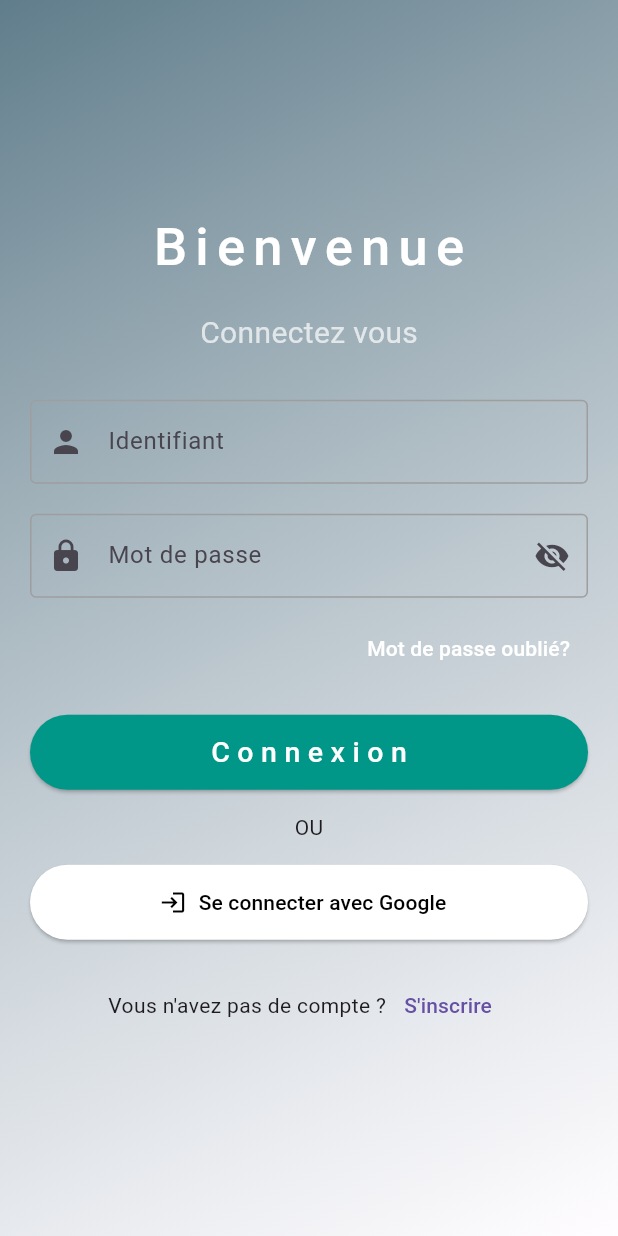
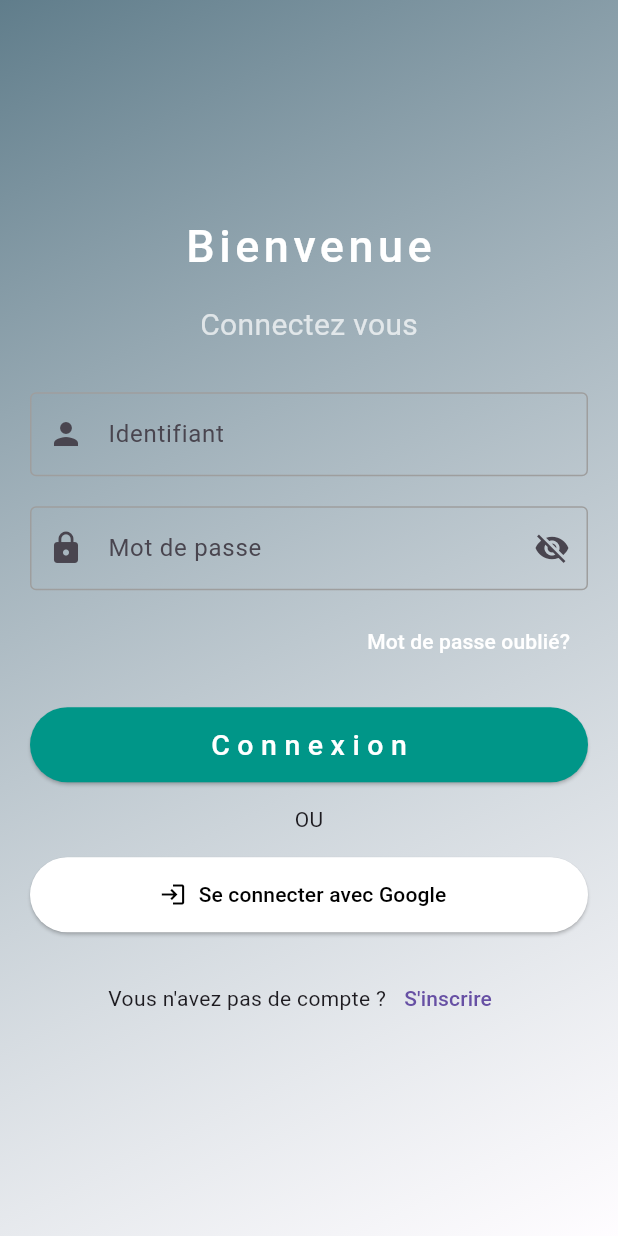
Before and after one commit to sassank/FlutterCoachApp, a Flutter app: the screen it shows after launch, after a tap on "Commencez", on a phone screen of 412 x 824 dp. Run offline on Flutter 3.47's test engine with Material 3 defaults, Android fonts, the light colour scheme and no system bars.

Commit message:
change font settings

```diff
--- a/lib/screens/login_screen.dart
+++ b/lib/screens/login_screen.dart
@@ -48,10 +48,10 @@ class LoginPage extends StatelessWidget {
                   const Text(
                     'Bienvenue',
                     style: TextStyle(
-                      fontSize: 35,
+                      fontSize: 30,
                       height: 2,
                       color: Colors.white,
-                      letterSpacing: 5.5,
+                      letterSpacing: 3,
                       fontWeight: FontWeight.w500,
                     ),
                   ),
```
